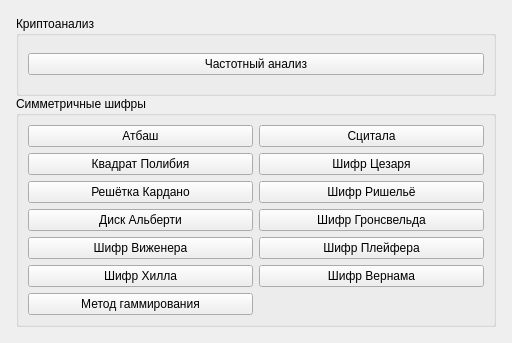
This is gui/mainwindow.ui in LancerRevX/cryptography as Qt 5 draws it before an edit. The edited form follows.
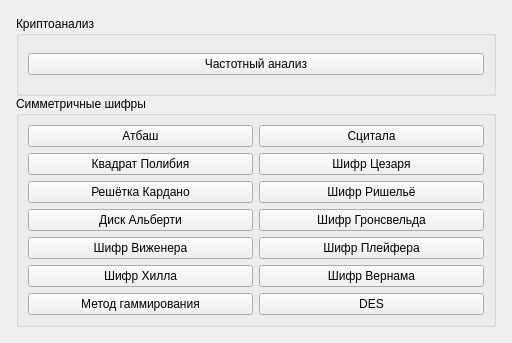
This is the edited form.

```diff
--- a/gui/mainwindow.ui
+++ b/gui/mainwindow.ui
@@ -176,6 +176,13 @@
          </property>
         </widget>
        </item>
+       <item row="6" column="1">
+        <widget class="QPushButton" name="desButton">
+         <property name="text">
+          <string>DES</string>
+         </property>
+        </widget>
+       </item>
       </layout>
      </widget>
     </item>
```
